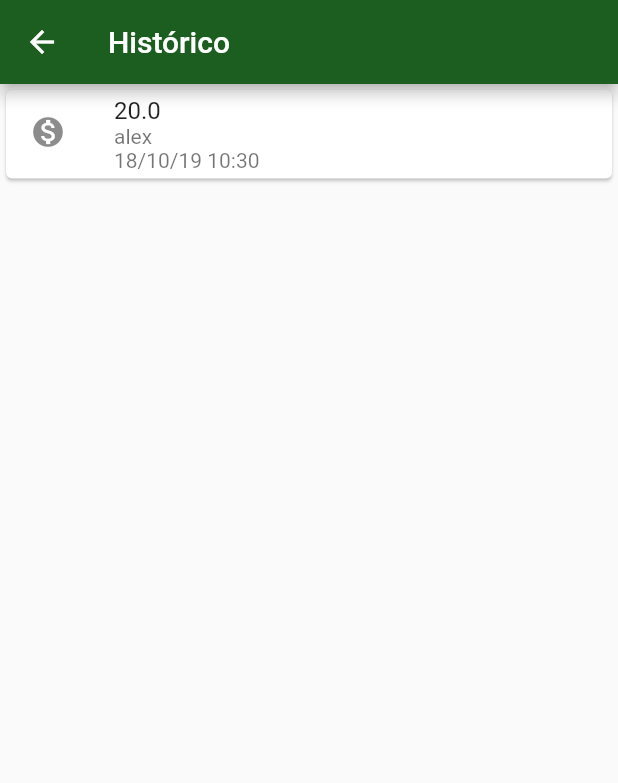
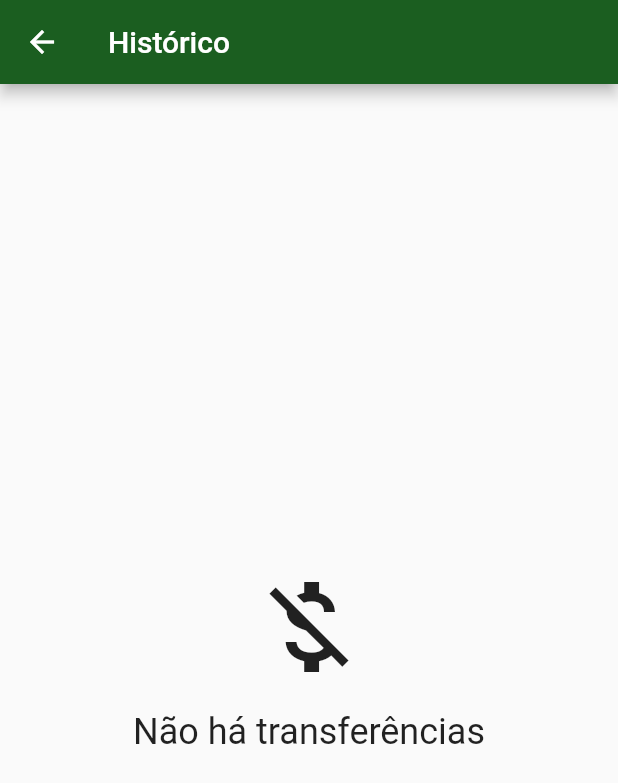
Before and after one commit to alexfelipe/bytebank-2, a Flutter app: the screen it shows after launch, after a tap on "Histórico", on a phone screen of 412 x 824 dp. Shown: the top 783 px of the screen. Run offline on Flutter 3.47's test engine with Material 2 defaults, Android fonts, the phone set to English and light mode, and no system bars; our stand-ins replace sqflite; accounts and stored records are empty; network calls fail.

Commit message:
adicionando feedback na tela de histórico

```diff
--- a/lib/components/progresso.dart
+++ b/lib/components/progresso.dart
@@ -7,7 +7,9 @@ class Progresso extends StatelessWidget {
 
   @override
   Widget build(BuildContext context) {
-    return Center(
+    return Container(
+      width: double.maxFinite,
+      child: Center(
         child: Column(
           mainAxisAlignment: MainAxisAlignment.center,
           crossAxisAlignment: CrossAxisAlignment.center,
@@ -22,6 +24,7 @@ class Progresso extends StatelessWidget {
             ),
           ],
         ),
+      ),
     );
   }
 }
--- a/lib/screens/dashboard.dart
+++ b/lib/screens/dashboard.dart
@@ -37,20 +37,10 @@ class Dashboard extends StatelessWidget {
                 ListaFeatures(
                   featureClicada: (featureSelecionada) {
                     //TODO fiz da maneira mais simple, se tiver sugestão para algo mais sucinto e prático é só avisar
-                    switch (featureSelecionada.codigo) {
-                      case CodigoFeature.transferir:
-                        _vaiParaListaContatos(context);
-                        break;
-                      case CodigoFeature.historico:
-                        _vaiParaListaTransferencias(context);
-                        break;
-                      case CodigoFeature.cartaoDeCredito:
-                        print("cartão de crédito selecionado");
-                        break;
-                      case CodigoFeature.ajuda:
-                        print("ajuda selecionado");
-                        break;
-                    }
+                    _configuraDestinos(
+                      featureSelecionada,
+                      context,
+                    );
                   },
                 ),
               ],
@@ -61,8 +51,28 @@ class Dashboard extends StatelessWidget {
     );
   }
 
+  void _configuraDestinos(
+    Feature feature,
+    BuildContext context,
+  ) {
+    switch (feature.codigo) {
+      case CodigoFeature.transferir:
+        _vaiParaListaContatos(context);
+        break;
+      case CodigoFeature.historico:
+        _vaiParaListaTransferencias(context);
+        break;
+      case CodigoFeature.cartaoDeCredito:
+        print('cartão de crédito selecionado');
+        break;
+      case CodigoFeature.ajuda:
+        print('ajuda selecionado');
+        break;
+    }
+  }
+
   //TODO todas as navegações eu usei esse estilo simples
-  _vaiParaListaContatos(BuildContext context) {
+  void _vaiParaListaContatos(BuildContext context) {
     Navigator.of(context).push(MaterialPageRoute(
       builder: (context) {
         return ListaContatos();
@@ -70,7 +80,7 @@ class Dashboard extends StatelessWidget {
     ));
   }
 
-  _vaiParaListaTransferencias(BuildContext context) {
+  void _vaiParaListaTransferencias(BuildContext context) {
     Navigator.of(context).push(MaterialPageRoute(
       builder: (context) {
         return ListaTransferencias();
--- a/lib/screens/formulario_transferencia.dart
+++ b/lib/screens/formulario_transferencia.dart
@@ -79,8 +79,9 @@ class _FormularioTransferenciaState extends State<FormularioTransferencia> {
   }
 
   void _criaTransferencia(BuildContext context) async {
-    final valor = double.tryParse(_controlador.text);
-    final transferenciaCriada = Transferencia(valor, widget._contato);
+    final double valor = double.tryParse(_controlador.text);
+    final Transferencia transferenciaCriada =
+        Transferencia(valor, widget._contato);
     final String senha = await _solicitaSenha(context);
     if (senha != null) {
       _mostraProgresso(context);
@@ -98,7 +99,7 @@ class _FormularioTransferenciaState extends State<FormularioTransferencia> {
     }
   }
 
-  Future _mostraMensagemDeRetorno(
+  Future<void> _mostraMensagemDeRetorno(
       TransacaoResposta resposta, BuildContext context) async {
     if (resposta.sucesso) {
       await _mostraMensagem(
@@ -144,19 +145,20 @@ class _FormularioTransferenciaState extends State<FormularioTransferencia> {
     IconData icone,
   }) =>
       showDialog(
-          context: context,
-          builder: (context) => AvisaDialog(
-                titulo: titulo,
-                mensagem: mensagem,
-                icone: icone,
-              ));
+        context: context,
+        builder: (context) => AvisaDialog(
+          titulo: titulo,
+          mensagem: mensagem,
+          icone: icone,
+        ),
+      );
 
   void _mostraProgresso(BuildContext context) {
     Scaffold.of(context).showSnackBar(
       SnackBar(
         content: Wrap(children: <Widget>[
           Progresso(
-            mensagem: "Enviando transfência",
+            mensagem: 'Enviando transfência',
           ),
         ]),
       ),
--- a/lib/screens/lista_transferencias.dart
+++ b/lib/screens/lista_transferencias.dart
@@ -15,7 +15,8 @@ class ListaTransferencias extends StatefulWidget {
 }
 
 class _ListaTransferenciasState extends State<ListaTransferencias> {
-  final List<Transferencia> _transferencias = List();
+  List<Transferencia> _transferencias;
+  final TransferenciaWebClient _webClient = TransferenciaWebClient();
 
   @override
   void initState() {
@@ -24,30 +25,17 @@ class _ListaTransferenciasState extends State<ListaTransferencias> {
   }
 
   void buscaTodas() async {
-    final List<Transferencia> transferencias = List();
     try {
       final transferenciasEncontradas = await TransferenciaWebClient().todas();
-      transferencias.addAll(transferenciasEncontradas);
+      setState(() {
+        _transferencias = transferenciasEncontradas;
+      });
     } catch (e) {
       print(e);
+      setState(() {
+        _transferencias = List();
+      });
     }
-
-    setState(() {
-      if (transferencias.isNotEmpty) {
-        _transferencias.addAll(transferencias);
-      } else {
-        _transferencias.add(
-          Transferencia(
-            20.0,
-            Contato(
-              'alex',
-              1000,
-            ),
-            data: DateTime.now(),
-          ),
-        );
-      }
-    });
   }
 
   @override
@@ -60,13 +48,11 @@ class _ListaTransferenciasState extends State<ListaTransferencias> {
   }
 
   Widget _configuraWidget() {
-    if (_temTransferencia()) {
+    if (_transferencias != null) {
       return _Transferencias(_transferencias);
     }
     return Progresso();
   }
-
-  bool _temTransferencia() => _transferencias.isNotEmpty;
 }
 
 class _Transferencias extends StatelessWidget {
@@ -76,6 +62,26 @@ class _Transferencias extends StatelessWidget {
 
   @override
   Widget build(BuildContext context) {
+    return _configuraLista();
+  }
+
+  Widget _configuraLista() {
+    if (_transferencias.isEmpty) {
+      return Container(
+        width: double.maxFinite,
+        child: Column(
+          mainAxisAlignment: MainAxisAlignment.center,
+          crossAxisAlignment: CrossAxisAlignment.center,
+          children: <Widget>[
+            Icon(Icons.money_off, size: 80,),
+            SizedBox(
+              height: 16.0,
+            ),
+            Text("Não há transferências", style: TextStyle(fontSize: 24.0),),
+          ],
+        ),
+      );
+    }
     return ListView.builder(
         itemCount: _transferencias.length,
         itemBuilder: (context, indice) {
```
Also changed, not shown: lib/models/feature.dart (+4 -4 lines). Lines whose indentation alone changed are shown as unchanged.
